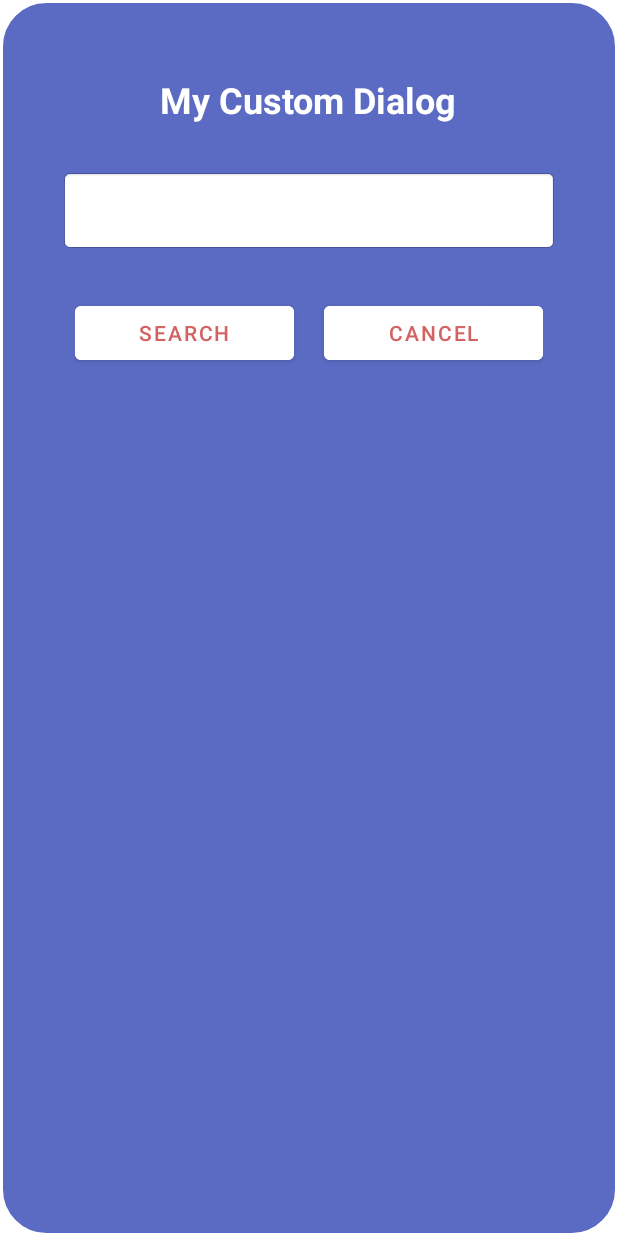
After one commit to AR1610/MyAppgen6to7MT, an Android app: the layout raw_custom_dialog.xml on its own in the app's theme, with its tools: preview values and no code run, on a phone screen of 412 x 824 dp. The commit adds this screen. Run offline under Robolectric (Android 15) with nearby library versions, the phone set to English and light mode, and no system bars.

Commit message:
Custom Dialog in Android

```diff
--- /dev/null
+++ b/app/src/main/res/layout/raw_custom_dialog.xml
@@ -0,0 +1,46 @@
+<?xml version="1.0" encoding="utf-8"?>
+<LinearLayout xmlns:android="http://schemas.android.com/apk/res/android"
+    android:layout_width="match_parent"
+    android:layout_height="match_parent"
+    android:background="@drawable/btn_bg"
+    android:orientation="vertical"
+    android:padding="20dp">
+    <TextView
+        android:layout_width="wrap_content"
+        android:layout_height="wrap_content"
+        android:layout_gravity="center"
+        android:layout_margin="30dp"
+        android:text="My Custom Dialog"
+        android:textColor="#fff"
+        android:textSize="24sp"
+        android:textStyle="bold" />
+    <EditText
+        android:id="@+id/edt_email"
+        android:layout_width="match_parent"
+        android:layout_height="wrap_content"
+        android:layout_marginHorizontal="20dp"
+        android:background="@android:drawable/editbox_background_normal"
+        android:padding="15dp" />
+    <LinearLayout
+        android:layout_width="match_parent"
+        android:layout_height="wrap_content"
+        android:orientation="horizontal"
+        android:layout_marginHorizontal="30dp"
+        android:layout_marginTop="30dp">
+        <Button
+            android:layout_width="0dp"
+            android:layout_height="wrap_content"
+            android:layout_weight="1"
+            android:text="Search"
+            android:backgroundTint="#fff"/>
+
+        <Button
+            android:layout_width="0dp"
+            android:layout_height="wrap_content"
+            android:layout_weight="1"
+            android:text="Cancel"
+            android:id="@+id/btn_cancel"
+            android:layout_marginLeft="20dp"
+            android:backgroundTint="#fff"/>
+    </LinearLayout>
+</LinearLayout>
```
Also changed, not shown: app/src/main/java/com/myappgen6to7mt/AlertActivity.java (+29 -1 lines), app/src/main/res/layout/activity_alert.xml (+11 -0 lines).
